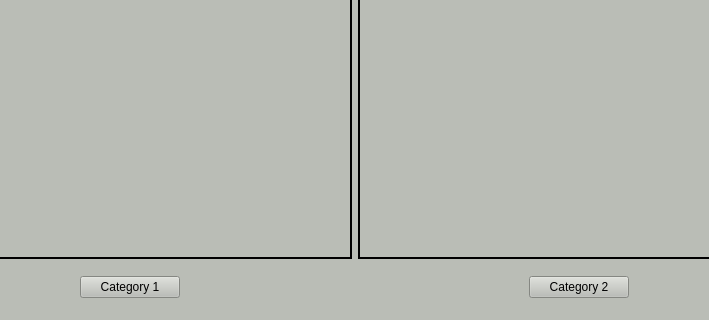
Qt form gui/masterGUI/mainwindow.ui (rspiegl/icare-dataset) before a commit; both pictures show x 285 to 994 and y 400 to 720 of the 1280 by 720 pixel window.
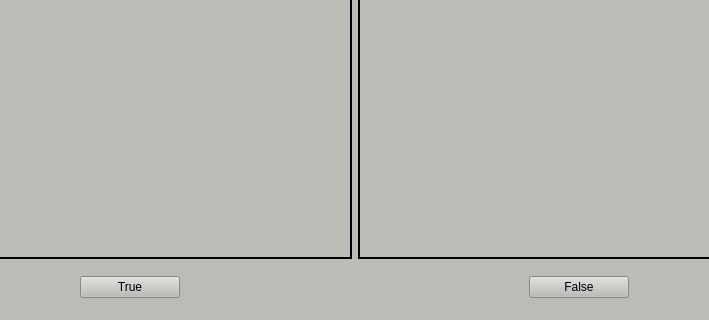
The same form after that commit.

Commit message: rename cat1, cat2 to True, False

What changed in the file:
```diff
--- a/gui/masterGUI/mainwindow.ui
+++ b/gui/masterGUI/mainwindow.ui
@@ -149,7 +149,7 @@
           </size>
          </property>
          <property name="text">
-          <string>Category 1</string>
+          <string>True</string>
          </property>
         </widget>
        </item>
@@ -162,7 +162,7 @@
           </size>
          </property>
          <property name="text">
-          <string>Category 2</string>
+          <string>False</string>
          </property>
         </widget>
        </item>
```
Left out of the diff: 22 changed lines with no effect on the pictures. The commit also changes 2 other files.
